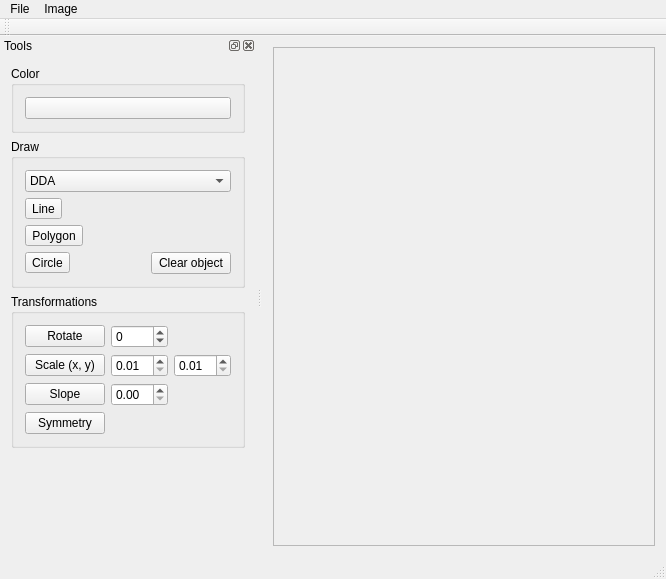
This is src/ImageViewer.ui in DariaBozh/ImageViewer as Qt 5 draws it before an edit. The edited form follows.
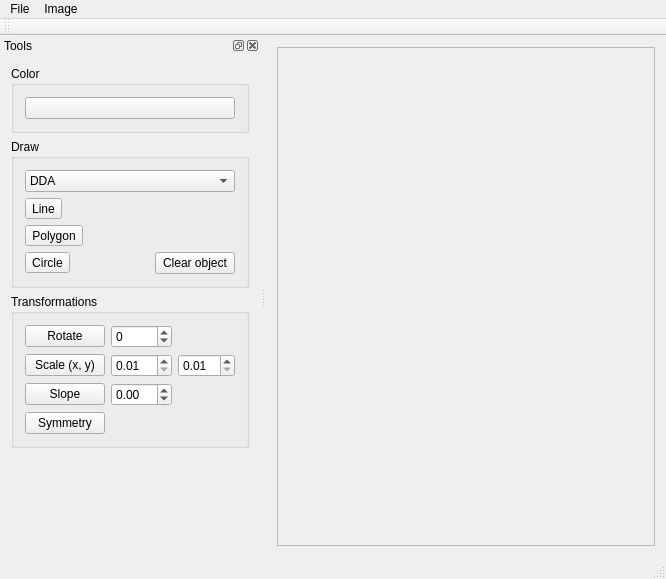
This is the edited form.

Patch:
```diff
--- a/src/ImageViewer.ui
+++ b/src/ImageViewer.ui
@@ -25,7 +25,7 @@
         <rect>
          <x>0</x>
          <y>0</y>
-         <width>394</width>
+         <width>389</width>
          <height>499</height>
         </rect>
        </property>
@@ -223,7 +223,11 @@
          </widget>
         </item>
         <item row="2" column="1">
-         <widget class="QDoubleSpinBox" name="dsb_Slope"/>
+         <widget class="QDoubleSpinBox" name="dsb_Slope">
+          <property name="minimum">
+           <double>-50.000000000000000</double>
+          </property>
+         </widget>
         </item>
        </layout>
       </widget>
```
